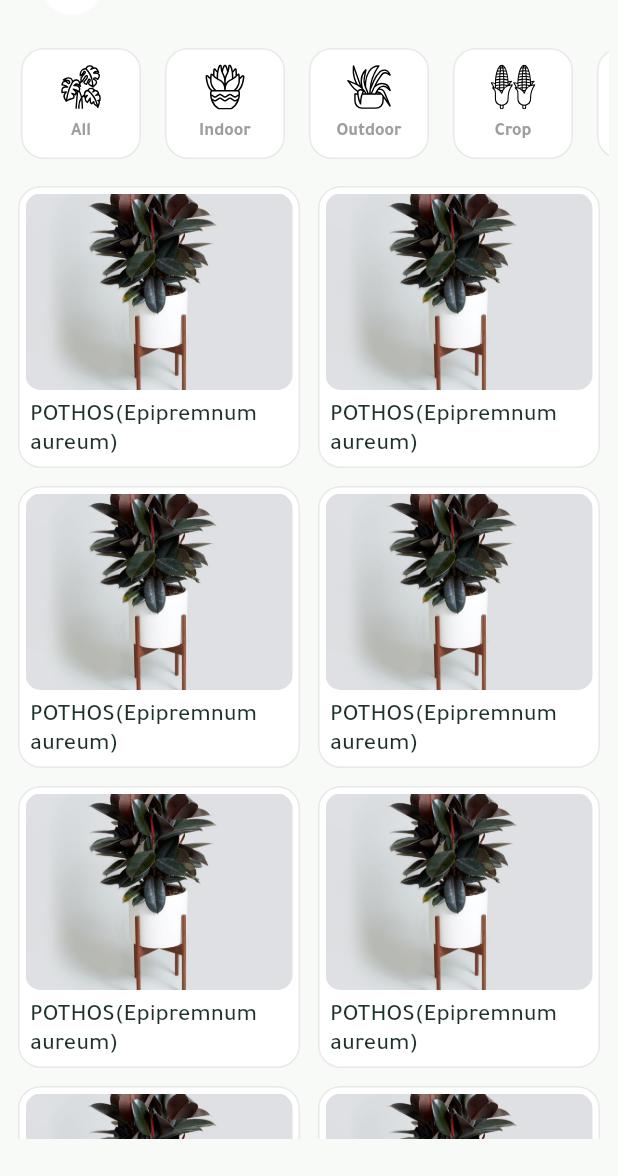
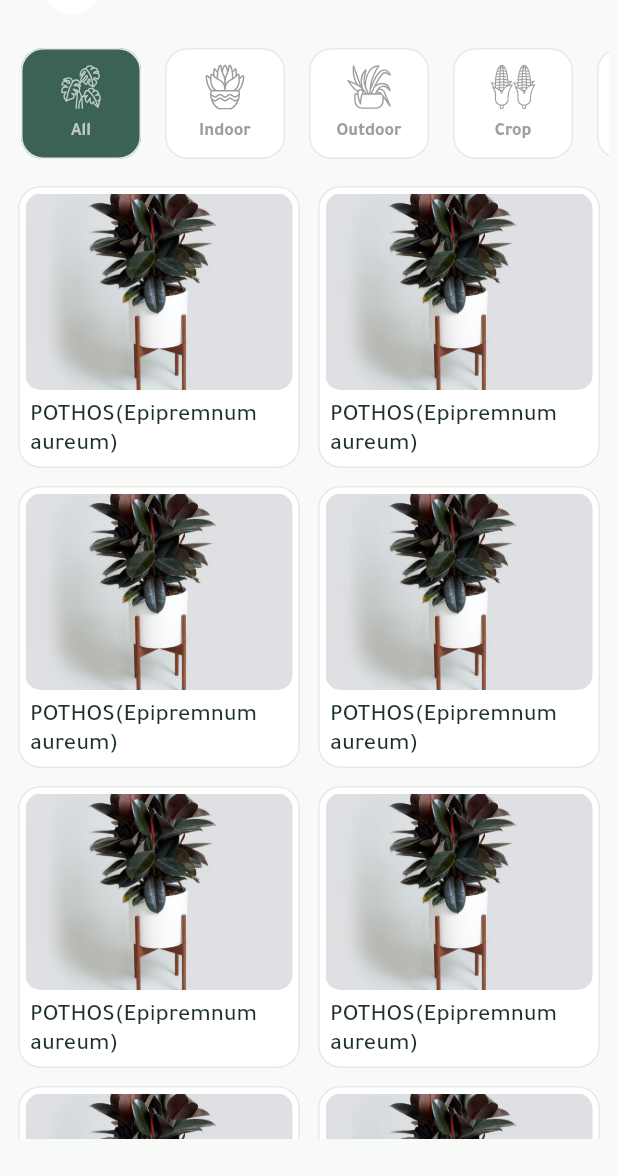
Before and after one commit to FeryalSourceCode/Gharsa, a Flutter app: the InfoPage screen opened directly, on a phone screen of 412 x 824 dp, the part 60-1236 px from its top. Run offline on Flutter 3.47's test engine with Material 2 defaults, Android fonts, the phone set to English and light mode, and no system bars; our stand-ins replace animated_bottom_navigation_bar, animated_custom_dropdown, auto_size_text, dotted_border, flutter_svg, get and 3 more; missing offline and left inert: animated_size_and_fade; accounts and stored records are empty; statements that could not run were skipped.

Commit message:
- Edit the plant category colors.

```diff
--- /dev/null
+++ b/lib/controller/info_controller.dart
@@ -0,0 +1,23 @@
+import 'package:get/get.dart';
+
+class PlantInfoController extends GetxController {
+  final dataList = [
+    {'icon': 'assets/svg/p_leaf.svg', 'text': 'All', 'selected': true},
+    {'icon': 'assets/svg/in_p_7.svg', 'text': 'Indoor', 'selected': false},
+    {'icon': 'assets/svg/in_p_2.svg', 'text': 'Outdoor', 'selected': false},
+    {'icon': 'assets/svg/p_corn4.svg', 'text': 'Crop', 'selected': false},
+    {'icon': 'assets/svg/p_flower.svg', 'text': 'Flower', 'selected': false},
+    {'icon': 'assets/svg/seed.svg', 'text': 'Seeds', 'selected': false},
+  ].obs;
+
+   void setSelectedIndex(int index) {
+    for (int i = 0; i < dataList.length; i++) {
+      if (i == index) {
+        dataList[i]['selected'] = true;
+      } else {
+        dataList[i]['selected'] = false;
+      }
+    }
+    // update(); // Trigger a rebuild of the widget
+  }
+}
--- a/lib/view/pages/info_page.dart
+++ b/lib/view/pages/info_page.dart
@@ -1,22 +1,25 @@
 import 'package:flutter/material.dart';
 import 'package:flutter_svg/svg.dart';
+import 'package:get/get.dart';
 import 'package:gharsah_flutter/components/plant_card.dart';
 import 'package:gharsah_flutter/utils/app_colors.dart';
 
+import '../../controller/info_controller.dart';
 import '../../utils/constants.dart';
 // import 'package:gharsah_flutter/view/pages/plant_bank_information.dart';
 
 class InfoPage extends StatelessWidget {
   InfoPage({super.key});
 
-  final List<Map<String, dynamic>> dataList = [
-    {'icon': 'assets/svg/p_leaf.svg', 'text': 'All'},
-    {'icon': 'assets/svg/in_p_7.svg', 'text': 'Indoor'},
-    {'icon': 'assets/svg/in_p_2.svg', 'text': 'Outdoor'},
-    {'icon': 'assets/svg/p_corn4.svg', 'text': 'Crop'},
-    {'icon': 'assets/svg/p_flower.svg', 'text': 'Flower'},
-     {'icon': 'assets/svg/seed.svg', 'text': 'Seeds'},
-  ];
+  final PlantInfoController controller = Get.put(PlantInfoController());
+  // final List<Map<String, dynamic>> dataList = [
+  //   {'icon': 'assets/svg/p_leaf.svg', 'text': 'All'},
+  //   {'icon': 'assets/svg/in_p_7.svg', 'text': 'Indoor'},
+  //   {'icon': 'assets/svg/in_p_2.svg', 'text': 'Outdoor'},
+  //   {'icon': 'assets/svg/p_corn4.svg', 'text': 'Crop'},
+  //   {'icon': 'assets/svg/p_flower.svg', 'text': 'Flower'},
+  //    {'icon': 'assets/svg/seed.svg', 'text': 'Seeds'},
+  // ];
 
   @override
   Widget build(BuildContext context) {
@@ -57,22 +60,33 @@ class InfoPage extends StatelessWidget {
           centerTitle: true,
         ),
         body: Container(
-          margin:
-              const EdgeInsets.only(bottom: 25, right: 6, left: 6, top: 6),
+          margin: const EdgeInsets.only(bottom: 25, right: 6, left: 6, top: 6),
           child: SingleChildScrollView(
             child: Column(
               children: [
                 Container(
                   height: 80.0,
                   width: double.infinity,
-                  margin: EdgeInsets.only(bottom: 12.0),
+                  margin: const EdgeInsets.only(bottom: 12.0),
                   child: ListView.builder(
                     scrollDirection: Axis.horizontal,
-                    itemCount: dataList.length,
+                    itemCount: controller.dataList.length,
                     itemBuilder: (BuildContext context, int index) {
+                      final isSelected = controller.dataList[index]['selected'];
+                      final textColor =
+                          isSelected == true ? AppColors.jetStreamColor : AppColors.gGray;
+                      final iconColor = isSelected == true
+                          ? AppColors.jetStreamColor
+                          : AppColors.gGray;
+                      final cardColor = isSelected == true
+                          ? AppColors.feldgrauColor
+                          : AppColors.gWhite;
+
                       return Card(
-                         margin: const EdgeInsets.only(top: 6.0, left: 8.0, right: 8.0),
+                        margin: const EdgeInsets.only(
+                            top: 6.0, left: 8.0, right: 8.0),
                         elevation: 0.0,
+                        color: cardColor,
                         // color: AppColors.beigeColor,
                         shape: RoundedRectangleBorder(
                           borderRadius: BorderRadius.circular(15.0),
@@ -80,22 +94,35 @@ class InfoPage extends StatelessWidget {
                             color: AppColors.platinum,
                           ),
                         ),
+                        child: InkWell(
+                          onTap: () {
+                            controller.setSelectedIndex(index);
+                          },
                           child: Container(
                             width: 80.0,
-                          padding: const EdgeInsets.symmetric(horizontal: 8.0),
+                            padding:
+                                const EdgeInsets.symmetric(horizontal: 8.0),
                             child: Column(
                               mainAxisAlignment: MainAxisAlignment.center,
                               children: [
-                              SvgPicture.asset(dataList[index]['icon'], width: 30.0, height: 30.0,),
+                                SvgPicture.asset(
+                                  controller.dataList[index]['icon'].toString(),
+                                  width: 30.0,
+                                  height: 30.0,
+                                  colorFilter: ColorFilter.mode(
+                                      iconColor, BlendMode.srcIn),
+                                ),
                                 const SizedBox(height: 8.0),
                                 Text(
-                                dataList[index]['text'],
-                                style: TextStyle(fontSize: 12.0,
-                                      color: AppColors.gGray,
+                                  controller.dataList[index]['text'].toString(),
+                                  style: TextStyle(
+                                      fontSize: 12.0,
+                                      color: textColor,
                                       fontFamily: 'tajawal',
                                       fontWeight: FontWeight.w600),
                                 ),
                               ],
+                            ),
                           ),
                         ),
                       );
```
Also changed, not shown: lib/view/login_view.dart (+4 -5 lines), lib/view/onboard_view.dart (+7 -7 lines). Lines whose indentation alone changed are shown as unchanged.
